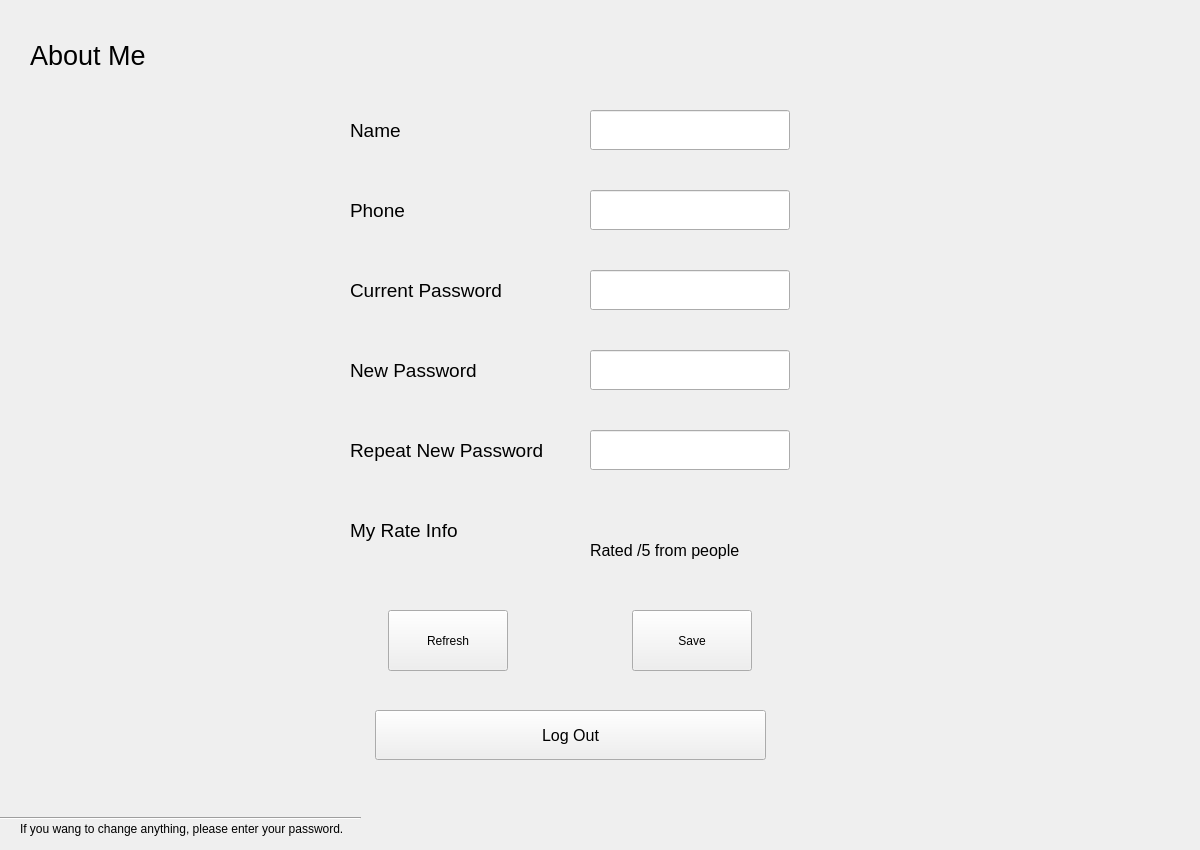
The window that aboutmewidget.ui (zrd96/restaurant) describes before a commit, drawn with Qt 5.
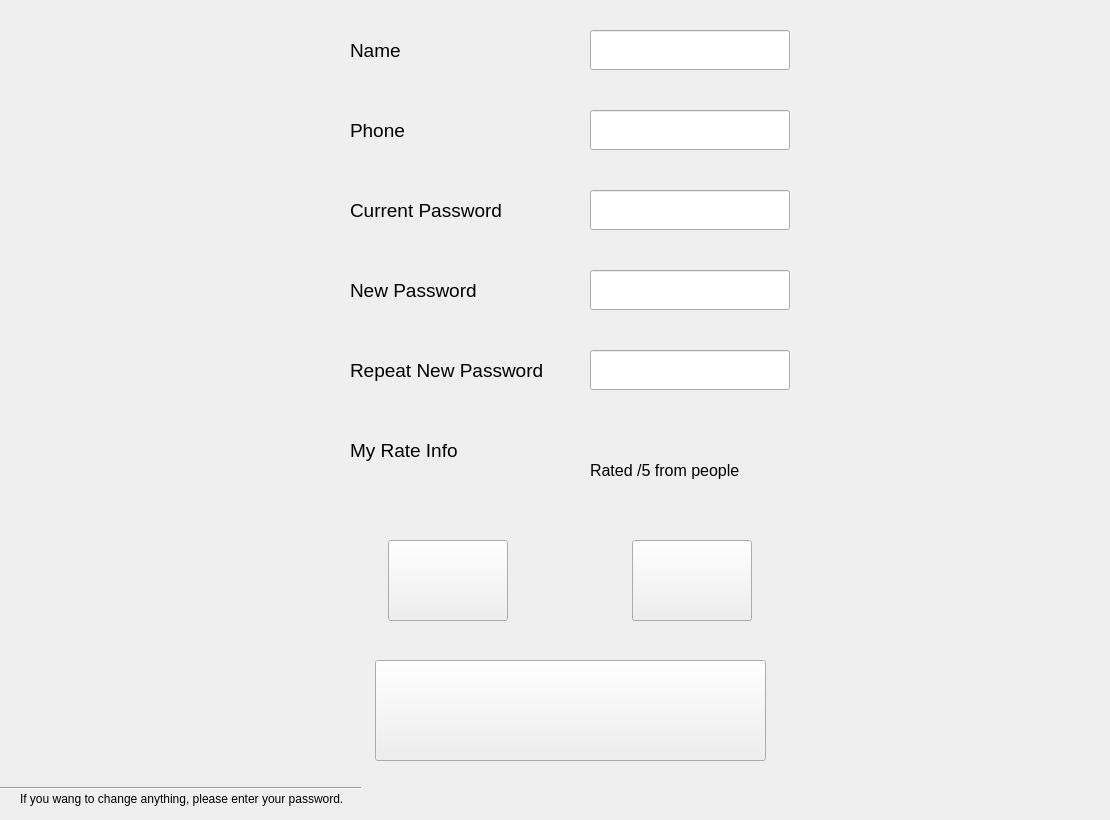
The same window after the commit. Icons and pictures are not drawn.

```diff
--- a/aboutmewidget.ui
+++ b/aboutmewidget.ui
@@ -6,36 +6,18 @@
    <rect>
     <x>0</x>
     <y>0</y>
-    <width>1200</width>
-    <height>850</height>
+    <width>1110</width>
+    <height>820</height>
    </rect>
   </property>
   <property name="windowTitle">
    <string>Form</string>
   </property>
-  <widget class="QLabel" name="label">
-   <property name="geometry">
-    <rect>
-     <x>30</x>
-     <y>20</y>
-     <width>141</width>
-     <height>71</height>
-    </rect>
-   </property>
-   <property name="font">
-    <font>
-     <pointsize>20</pointsize>
-    </font>
-   </property>
-   <property name="text">
-    <string>About Me</string>
-   </property>
-  </widget>
   <widget class="QLabel" name="label_2">
    <property name="geometry">
     <rect>
      <x>350</x>
-     <y>100</y>
+     <y>20</y>
      <width>220</width>
      <height>60</height>
     </rect>
@@ -53,7 +35,7 @@
    <property name="geometry">
     <rect>
      <x>350</x>
-     <y>180</y>
+     <y>100</y>
      <width>220</width>
      <height>60</height>
     </rect>
@@ -71,7 +53,7 @@
    <property name="geometry">
     <rect>
      <x>350</x>
-     <y>260</y>
+     <y>180</y>
      <width>220</width>
      <height>60</height>
     </rect>
@@ -89,7 +71,7 @@
    <property name="geometry">
     <rect>
      <x>350</x>
-     <y>340</y>
+     <y>260</y>
      <width>220</width>
      <height>60</height>
     </rect>
@@ -107,7 +89,7 @@
    <property name="geometry">
     <rect>
      <x>350</x>
-     <y>420</y>
+     <y>340</y>
      <width>220</width>
      <height>60</height>
     </rect>
@@ -125,7 +107,7 @@
    <property name="geometry">
     <rect>
      <x>590</x>
-     <y>110</y>
+     <y>30</y>
      <width>200</width>
      <height>40</height>
     </rect>
@@ -140,7 +122,7 @@
    <property name="geometry">
     <rect>
      <x>590</x>
-     <y>190</y>
+     <y>110</y>
      <width>200</width>
      <height>40</height>
     </rect>
@@ -155,7 +137,7 @@
    <property name="geometry">
     <rect>
      <x>590</x>
-     <y>270</y>
+     <y>190</y>
      <width>200</width>
      <height>40</height>
     </rect>
@@ -173,7 +155,7 @@
    <property name="geometry">
     <rect>
      <x>590</x>
-     <y>350</y>
+     <y>270</y>
      <width>200</width>
      <height>40</height>
     </rect>
@@ -191,7 +173,7 @@
    <property name="geometry">
     <rect>
      <x>590</x>
-     <y>430</y>
+     <y>350</y>
      <width>200</width>
      <height>40</height>
     </rect>
@@ -209,7 +191,7 @@
    <property name="geometry">
     <rect>
      <x>350</x>
-     <y>500</y>
+     <y>420</y>
      <width>220</width>
      <height>60</height>
     </rect>
@@ -227,7 +209,7 @@
    <property name="geometry">
     <rect>
      <x>590</x>
-     <y>540</y>
+     <y>460</y>
      <width>201</width>
      <height>21</height>
     </rect>
@@ -245,7 +227,7 @@
    <property name="geometry">
     <rect>
      <x>20</x>
-     <y>820</y>
+     <y>790</y>
      <width>351</width>
      <height>18</height>
     </rect>
@@ -258,7 +240,7 @@
    <property name="geometry">
     <rect>
      <x>0</x>
-     <y>810</y>
+     <y>780</y>
      <width>361</width>
      <height>16</height>
     </rect>
@@ -271,9 +253,9 @@
    <property name="geometry">
     <rect>
      <x>270</x>
-     <y>610</y>
+     <y>540</y>
      <width>601</width>
-     <height>61</height>
+     <height>81</height>
     </rect>
    </property>
    <layout class="QHBoxLayout" name="horizontalLayout">
@@ -298,7 +280,17 @@
        </size>
       </property>
       <property name="text">
-       <string>Refresh</string>
+       <string/>
+      </property>
+      <property name="icon">
+       <iconset resource="res.qrc">
+        <normaloff>:/res/img/img/refresh.png</normaloff>:/res/img/img/refresh.png</iconset>
+      </property>
+      <property name="iconSize">
+       <size>
+        <width>40</width>
+        <height>40</height>
+       </size>
       </property>
      </widget>
     </item>
@@ -323,7 +315,17 @@
        </size>
       </property>
       <property name="text">
-       <string>Save</string>
+       <string/>
+      </property>
+      <property name="icon">
+       <iconset resource="res.qrc">
+        <normaloff>:/res/img/img/save.png</normaloff>:/res/img/img/save.png</iconset>
+      </property>
+      <property name="iconSize">
+       <size>
+        <width>40</width>
+        <height>40</height>
+       </size>
       </property>
      </widget>
     </item>
@@ -333,18 +335,31 @@
    <property name="geometry">
     <rect>
      <x>375</x>
-     <y>710</y>
+     <y>660</y>
      <width>391</width>
+     <height>101</height>
+    </rect>
+   </property>
+   <property name="font">
+    <font>
+     <pointsize>12</pointsize>
+    </font>
+   </property>
+   <property name="text">
+    <string/>
+   </property>
+   <property name="icon">
+    <iconset resource="res.qrc">
+     <normaloff>:/res/img/img/log-out.png</normaloff>:/res/img/img/log-out.png</iconset>
+   </property>
+   <property name="iconSize">
+    <size>
+     <width>50</width>
      <height>50</height>
-    </rect>
+    </size>
    </property>
-   <property name="font">
-    <font>
-     <pointsize>12</pointsize>
-    </font>
-   </property>
-   <property name="text">
-    <string>Log Out</string>
+   <property name="shortcut">
+    <string>Return</string>
    </property>
   </widget>
  </widget>
```
Left out of the diff: 4 changed lines with no effect on the pictures.
